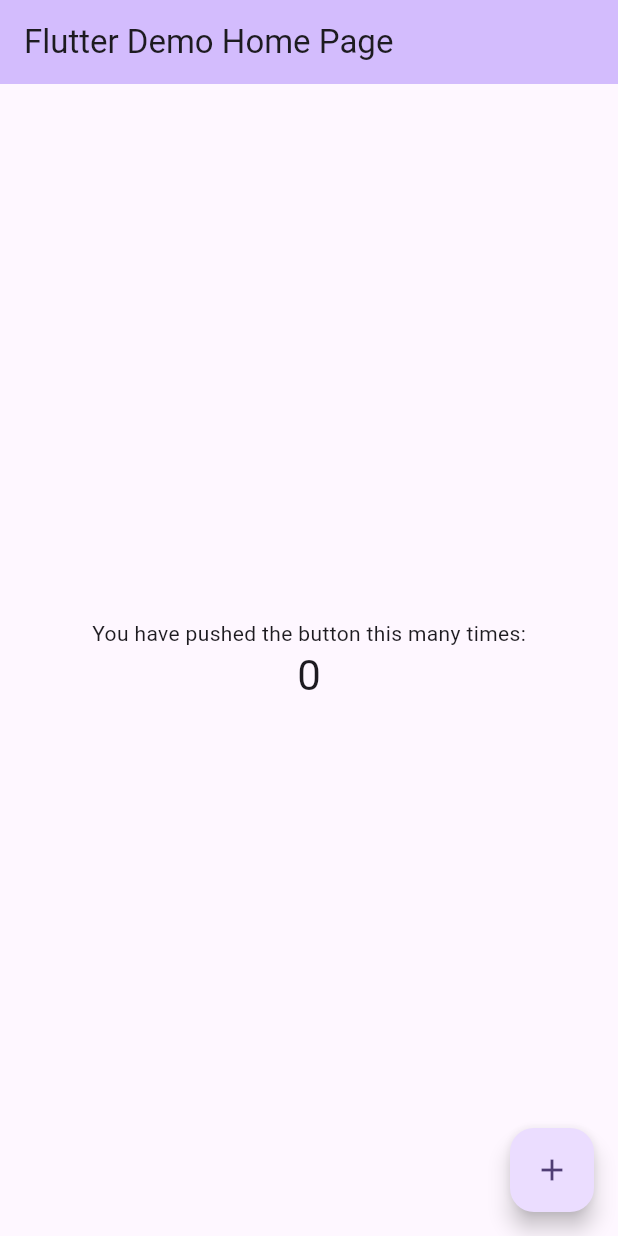
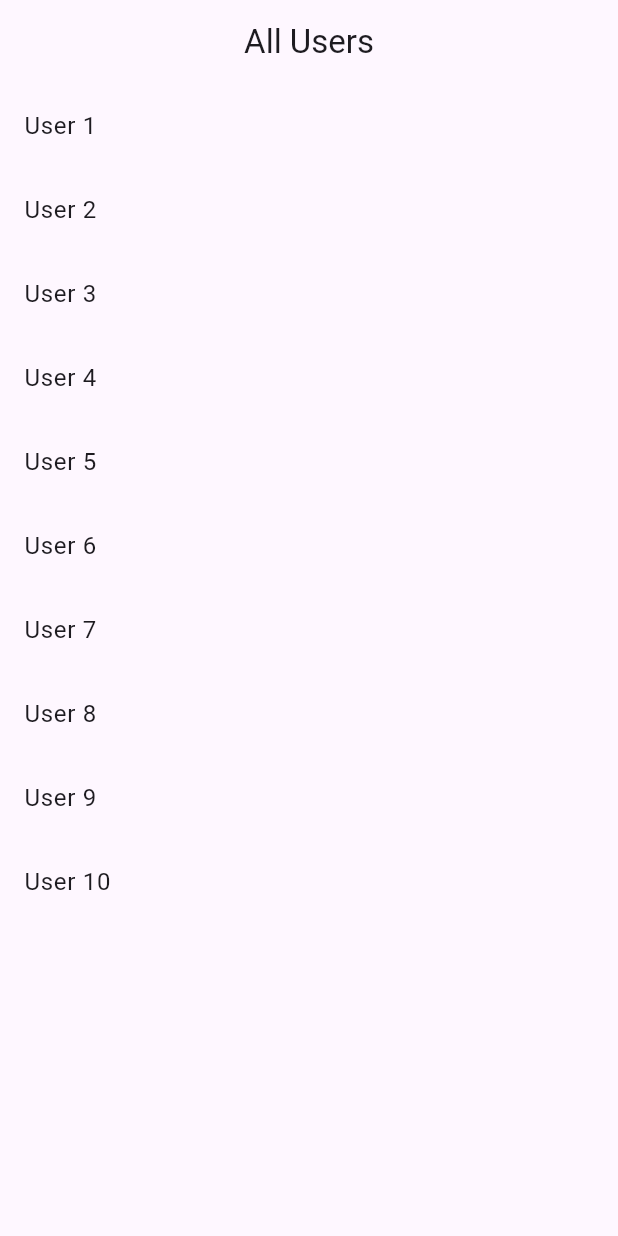
Before and after one commit to HernanFebri/clean_architecture_flutter, a Flutter app: the screen it shows after launch, on a phone screen of 412 x 824 dp. Run offline on Flutter 3.47's test engine with Material 3 defaults, Android fonts, the phone set to English and light mode, and no system bars; our stand-ins replace bloc, connectivity_plus, dartz, equatable, go_router, hive; accounts and stored records are empty.

Commit message:
Slicing UI Presentation Layer

```diff
--- /dev/null
+++ b/lib/core/routes/my_router.dart
@@ -0,0 +1,27 @@
+import '../../features/profile/presentation/pages/all_users_page.dart';
+import '../../features/profile/presentation/pages/detail_user_page.dart';
+import 'package:go_router/go_router.dart';
+
+class MyRouter {
+  get router => GoRouter(
+        initialLocation: "/",
+        routes: [
+          GoRoute(
+            path: "/",
+            name: "all_users",
+            pageBuilder: (context, state) => const NoTransitionPage(
+              child: AllUsersPage(),
+            ),
+            routes: [
+              GoRoute(
+                path: "detail-user",
+                name: "detail_user",
+                pageBuilder: (context, state) => NoTransitionPage(
+                  child: DetailUserPage(state.extra as int),
+                ),
+              ),
+            ],
+          )
+        ],
+      );
+}
--- a/lib/features/profile/data/datasources/remote_datasource.dart
+++ b/lib/features/profile/data/datasources/remote_datasource.dart
@@ -1,6 +1,6 @@
 import 'dart:convert';
 
-import 'package:clean_architecture_flutter/core/error/exception.dart';
+import '../../../../core/error/exception.dart';
 import 'package:http/http.dart' as http;
 
 import '../models/profile_model.dart';
--- /dev/null
+++ b/lib/features/profile/presentation/pages/all_users_page.dart
@@ -0,0 +1,30 @@
+import 'package:flutter/material.dart';
+import 'package:go_router/go_router.dart';
+
+class AllUsersPage extends StatelessWidget {
+  const AllUsersPage({super.key});
+
+  @override
+  Widget build(BuildContext context) {
+    return Scaffold(
+      appBar: AppBar(
+        centerTitle: true,
+        title: const Text("All Users"),
+      ),
+      body: ListView.builder(
+        itemCount: 10,
+        itemBuilder: (context, index) {
+          return ListTile(
+            onTap: () {
+              context.pushNamed(
+                "detail_user",
+                extra: index + 1,
+              ); // package go_router
+            },
+            title: Text("User ${index + 1}"),
+          );
+        },
+      ),
+    );
+  }
+}
--- a/lib/main.dart
+++ b/lib/main.dart
@@ -1,4 +1,6 @@
 import 'package:flutter/material.dart';
+
+import 'core/routes/my_router.dart';
 
 void main() {
   runApp(const MyApp());
@@ -9,61 +11,8 @@ class MyApp extends StatelessWidget {
 
   @override
   Widget build(BuildContext context) {
-    return MaterialApp(
-      title: 'Flutter Demo',
-      theme: ThemeData(
-        colorScheme: ColorScheme.fromSeed(seedColor: Colors.deepPurple),
-        useMaterial3: true,
-      ),
-      home: const MyHomePage(title: 'Flutter Demo Home Page'),
+    return MaterialApp.router(
+      routerConfig: MyRouter().router,
     );
   }
 }
-
-class MyHomePage extends StatefulWidget {
-  const MyHomePage({super.key, required this.title});
-
-  final String title;
-
-  @override
-  State<MyHomePage> createState() => _MyHomePageState();
-}
-
-class _MyHomePageState extends State<MyHomePage> {
-  int _counter = 0;
-
-  void _incrementCounter() {
-    setState(() {
-      _counter++;
-    });
-  }
-
-  @override
-  Widget build(BuildContext context) {
-    return Scaffold(
-      appBar: AppBar(
-        backgroundColor: Theme.of(context).colorScheme.inversePrimary,
-        title: Text(widget.title),
-      ),
-      body: Center(
-        child: Column(
-          mainAxisAlignment: MainAxisAlignment.center,
-          children: <Widget>[
-            const Text(
-              'You have pushed the button this many times:',
-            ),
-            Text(
-              '$_counter',
-              style: Theme.of(context).textTheme.headlineMedium,
-            ),
-          ],
-        ),
-      ),
-      floatingActionButton: FloatingActionButton(
-        onPressed: _incrementCounter,
-        tooltip: 'Increment',
-        child: const Icon(Icons.add),
-      ),
-    );
-  }
-}
--- a/pubspec.yaml
+++ b/pubspec.yaml
@@ -18,6 +18,7 @@ dependencies:
   flutter:
     sdk: flutter
   flutter_bloc: ^8.1.6
+  go_router: ^14.4.1
   hive: ^2.2.3
   http: ^1.2.2
   intl: ^0.19.0
```
Also changed, not shown: lib/features/profile/presentation/pages/detail_user_page.dart (added, +38 -0 lines), pubspec.lock, 1 other file.
